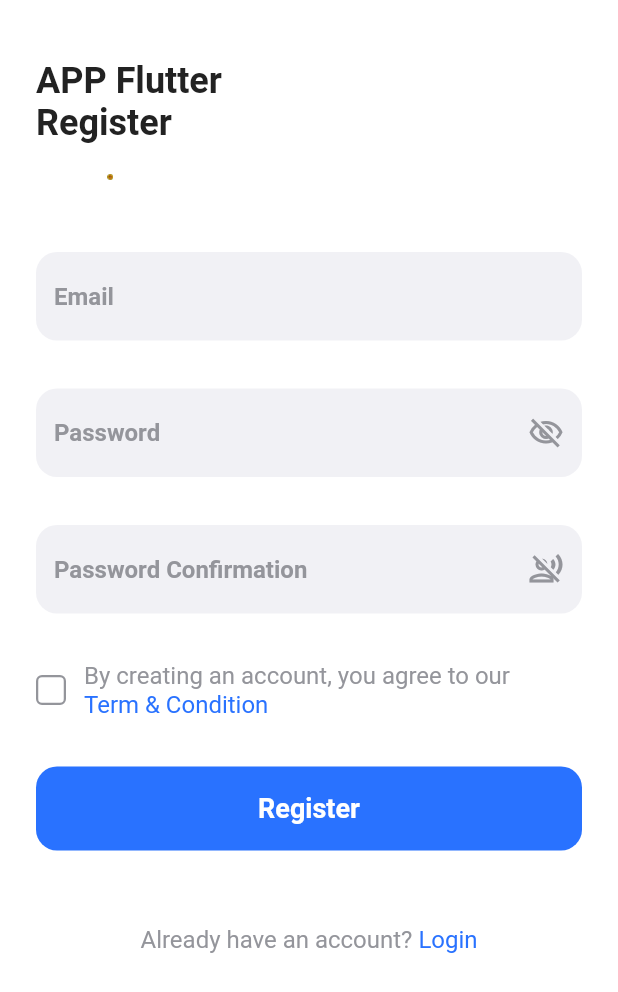
After one commit to syhrrmdhn31/kantin, a Flutter app: the screen it shows after launch, after a tap on "Register", on a phone screen of 412 x 824 dp. The commit adds this screen. Shown: the top 992 px of the screen. Run offline on Flutter 3.47's test engine with Material 2 defaults, Android fonts, the phone set to English and light mode, and no system bars.

Commit message:
first commit

```diff
--- a/lib/landing.dart
+++ b/lib/landing.dart
@@ -1,25 +1,17 @@
 import 'package:flutter/material.dart';
 
-class LandingPage extends StatefulWidget {
-  @override
-  _LandingPageState createState() => new _LandingPageState();
-}
-
-class _LandingPageState extends State<LandingPage> {
-  @override
-  void initState() {
-    super.initState();
-  }
+class HomePage extends StatelessWidget {
+  const HomePage({Key? key}) : super(key: key);
 
   @override
   Widget build(BuildContext context) {
-    return new Scaffold(
-        body: SafeArea(
-      child: new Container(
-          color: Colors.white,
-          child: Center(
-            child: Text('Home'),
-          )),
-    ));
+    return Scaffold(
+      appBar: AppBar(
+        title: Text('App Fluterku'),
+      ),
+      body: Center(
+        child: Text('Home Page'),
+      ),
+    );
   }
 }
--- a/lib/launcher.dart
+++ b/lib/launcher.dart
@@ -1,3 +1,4 @@
+import 'package:canteen/login_view.dart';
 import 'package:flutter/material.dart';
 import 'package:flutter/services.dart';
 import 'dart:async';
@@ -16,10 +17,10 @@ class _LauncherPageState extends State<LauncherPage> {
   }
 
   startLaunching() async {
-    var duration = const Duration(seconds: 5);
+    var duration = const Duration(seconds: 3);
     return new Timer(duration, () {
       Navigator.of(context).pushReplacement(new MaterialPageRoute(builder: (_) {
-        return new LandingPage();
+        return LoginPage();
       }));
     });
   }
@@ -53,8 +54,8 @@ class _LauncherPageState extends State<LauncherPage> {
             new Center(
               child: new Image.asset(
                 "assets/logo-kantin.png",
-                height: 70.0,
-                width: 70.0,
+                height: 200.0,
+                width: 200.0,
               ),
             ),
           ],
--- /dev/null
+++ b/lib/login_view.dart
@@ -0,0 +1,148 @@
+import 'package:flutter/cupertino.dart';
+import 'package:flutter/material.dart';
+import 'package:canteen/register_view.dart';
+import 'package:canteen/theme.dart';
+import 'package:canteen/widgets/custom_checkbox.dart';
+import 'package:canteen/widgets/primary_button.dart';
+
+class LoginPage extends StatefulWidget {
+  const LoginPage({Key? key}) : super(key: key);
+
+  @override
+  _LoginPageState createState() => _LoginPageState();
+}
+
+class _LoginPageState extends State<LoginPage> {
+  bool passwordVisible = false;
+  void togglePassword() {
+    setState(() {
+      passwordVisible = !passwordVisible;
+    });
+  }
+
+  @override
+  Widget build(BuildContext context) {
+    return Scaffold(
+      backgroundColor: Colors.white,
+      body: SafeArea(
+        child: Padding(
+          padding: EdgeInsets.fromLTRB(24, 40, 24, 0),
+          child: Column(
+            crossAxisAlignment: CrossAxisAlignment.start,
+            children: [
+              Column(
+                crossAxisAlignment: CrossAxisAlignment.start,
+                children: [
+                  Text(
+                    'APP Flutter\nLogin',
+                    style: heading2.copyWith(color: textBlack),
+                  ),
+                  SizedBox(
+                    height: 20,
+                  ),
+                  Image.asset(
+                    'assets/logo.png',
+                    width: 99,
+                    height: 4,
+                  )
+                ],
+              ),
+              SizedBox(
+                height: 48,
+              ),
+              Form(
+                  child: Column(
+                children: [
+                  Container(
+                    decoration: BoxDecoration(
+                        color: textWhiteGrey,
+                        borderRadius: BorderRadius.circular(14)),
+                    child: TextFormField(
+                      decoration: InputDecoration(
+                          hintText: 'Email',
+                          hintStyle: heading6.copyWith(color: textGrey),
+                          border:
+                              OutlineInputBorder(borderSide: BorderSide.none)),
+                    ),
+                  ),
+                  SizedBox(
+                    height: 32,
+                  ),
+                  Container(
+                    decoration: BoxDecoration(
+                        color: textWhiteGrey,
+                        borderRadius: BorderRadius.circular(14)),
+                    child: TextFormField(
+                      obscureText: !passwordVisible,
+                      decoration: InputDecoration(
+                          hintText: 'Password',
+                          hintStyle: heading6.copyWith(color: textGrey),
+                          suffixIcon: IconButton(
+                            color: textGrey,
+                            splashRadius: 1,
+                            icon: Icon(passwordVisible
+                                ? Icons.visibility_outlined
+                                : Icons.visibility_off_outlined),
+                            onPressed: togglePassword,
+                          ),
+                          border:
+                              OutlineInputBorder(borderSide: BorderSide.none)),
+                    ),
+                  )
+                ],
+              )),
+              SizedBox(
+                height: 32,
+              ),
+              Row(
+                mainAxisAlignment: MainAxisAlignment.start,
+                children: [
+                  CustomCheckbox(),
+                  SizedBox(
+                    width: 12,
+                  ),
+                  Text(
+                    'Remember me',
+                    style: regular16pt,
+                  )
+                ],
+              ),
+              SizedBox(
+                height: 32,
+              ),
+              CustomPrimaryButton(
+                buttonColor: primaryBlue,
+                textValue: 'Login',
+                textColor: Colors.white,
+              ),
+              SizedBox(
+                height: 24,
+              ),
+              Row(
+                mainAxisAlignment: MainAxisAlignment.center,
+                children: [
+                  Text(
+                    'Belum punya akun? ',
+                    style: regular16pt.copyWith(color: textGrey),
+                  ),
+                  GestureDetector(
+                    onTap: () {
+                      Navigator.push(
+                          context,
+                          MaterialPageRoute(
+                              builder: (context) => RegisterPage()));
+                    },
+                    child: Text(
+                      'Register',
+                      style: regular16pt.copyWith(color: primaryBlue),
+                    ),
+                  )
+                ],
+              )
+            ],
+          ),
+        ),
+      ),
+    );
+  }
+}
--- a/lib/main.dart
+++ b/lib/main.dart
@@ -1,5 +1,5 @@
+import 'package:flutter/material.dart';
 import 'package:canteen/launcher.dart';
-import 'package:flutter/material.dart';
 
 void main() {
   runApp(const MyApp());
@@ -11,11 +11,8 @@ class MyApp extends StatelessWidget {
   @override
   Widget build(BuildContext context) {
     return MaterialApp(
-      title: 'Flutter Demo',
       debugShowCheckedModeBanner: false,
-      theme: ThemeData(
-        primarySwatch: Colors.blue,
-      ),
+      title: 'App Fluterku',
       home: LauncherPage(),
     );
   }
--- /dev/null
+++ b/lib/register_view.dart
@@ -0,0 +1,180 @@
+import 'package:flutter/material.dart';
+import 'package:canteen/theme.dart';
+import 'package:canteen/widgets/custom_checkbox.dart';
+import 'package:canteen/widgets/primary_button.dart';
+
+class RegisterPage extends StatefulWidget {
+  const RegisterPage({Key? key}) : super(key: key);
+
+  @override
+  _RegisterPageState createState() => _RegisterPageState();
+}
+
+class _RegisterPageState extends State<RegisterPage> {
+  bool passwordVisible = false;
+  bool passwordConfirmVisible = false;
+  void togglePassword() {
+    setState(() {
+      passwordVisible = !passwordVisible;
+    });
+  }
+
+  @override
+  Widget build(BuildContext context) {
+    return Scaffold(
+      backgroundColor: Colors.white,
+      body: SafeArea(
+          child: Padding(
+        padding: EdgeInsets.fromLTRB(24, 40, 24, 0),
+        child: Column(
+          crossAxisAlignment: CrossAxisAlignment.start,
+          children: [
+            Column(
+              crossAxisAlignment: CrossAxisAlignment.start,
+              children: [
+                Text(
+                  'APP Flutter\nRegister',
+                  style: heading2.copyWith(color: textBlack),
+                ),
+                SizedBox(
+                  height: 20,
+                ),
+                Image.asset(
+                  'assets/logo.png',
+                  width: 99,
+                  height: 4,
+                )
+              ],
+            ),
+            SizedBox(
+              height: 48,
+            ),
+            Form(
+                child: Column(
+              children: [
+                Container(
+                  decoration: BoxDecoration(
+                      color: textWhiteGrey,
+                      borderRadius: BorderRadius.circular(14)),
+                  child: TextFormField(
+                    decoration: InputDecoration(
+                        hintText: 'Email',
+                        hintStyle: heading6.copyWith(color: textGrey),
+                        border:
+                            OutlineInputBorder(borderSide: BorderSide.none)),
+                  ),
+                ),
+                SizedBox(
+                  height: 32,
+                ),
+                Container(
+                  decoration: BoxDecoration(
+                      color: textWhiteGrey,
+                      borderRadius: BorderRadius.circular(14)),
+                  child: TextFormField(
+                    obscureText: !passwordVisible,
+                    decoration: InputDecoration(
+                        hintText: 'Password',
+                        hintStyle: heading6.copyWith(color: textGrey),
+                        suffixIcon: IconButton(
+                          color: textGrey,
+                          splashRadius: 1,
+                          icon: Icon(passwordVisible
+                              ? Icons.visibility_outlined
+                              : Icons.visibility_off_outlined),
+                          onPressed: togglePassword,
+                        ),
+                        border:
+                            OutlineInputBorder(borderSide: BorderSide.none)),
+                  ),
+                ),
+                SizedBox(
+                  height: 32,
+                ),
+                Container(
+                  decoration: BoxDecoration(
+                      color: textWhiteGrey,
+                      borderRadius: BorderRadius.circular(14)),
+                  child: TextFormField(
+                    obscureText: !passwordConfirmVisible,
+                    decoration: InputDecoration(
+                        hintText: 'Password Confirmation',
+                        hintStyle: heading6.copyWith(color: textGrey),
+                        suffixIcon: IconButton(
+                          color: textGrey,
+                          splashRadius: 1,
+                          icon: Icon(passwordConfirmVisible
+                              ? Icons.visibility_outlined
+                              : Icons.voice_over_off_outlined),
+                          onPressed: () {
+                            setState(() {
+                              passwordConfirmVisible = !passwordConfirmVisible;
+                            });
+                          },
+                        ),
+                        border:
+                            OutlineInputBorder(borderSide: BorderSide.none)),
+                  ),
+                )
+              ],
+            )),
+            SizedBox(
+              height: 32,
+            ),
+            Row(
+              mainAxisAlignment: MainAxisAlignment.start,
+              children: [
+                CustomCheckbox(),
+                SizedBox(
+                  width: 12,
+                ),
+                Column(
+                  crossAxisAlignment: CrossAxisAlignment.start,
+                  children: [
+                    Text(
+                      'By creating an account, you agree to our',
+                      style: regular16pt.copyWith(color: textGrey),
+                    ),
+                    Text(
+                      'Term & Condition',
+                      style: regular16pt.copyWith(color: primaryBlue),
+                    )
+                  ],
+                )
+              ],
+            ),
+            SizedBox(
+              height: 32,
+            ),
+            CustomPrimaryButton(
+              buttonColor: primaryBlue,
+              textValue: 'Register',
+              textColor: Colors.white,
+            ),
+            SizedBox(
+              height: 50,
+            ),
+            Row(
+              mainAxisAlignment: MainAxisAlignment.center,
+              children: [
+                Text(
+                  'Already have an account? ',
+                  style: regular16pt.copyWith(color: textGrey),
+                ),
+                GestureDetector(
+                  onTap: () {
+                    Navigator.pop(context);
+                  },
+                  child: Text(
+                    'Login',
+                    style: regular16pt.copyWith(color: primaryBlue),
+                  ),
+                )
+              ],
+            )
+          ],
+        ),
+      )),
+    );
+  }
+}
--- /dev/null
+++ b/lib/theme.dart
@@ -0,0 +1,27 @@
+import 'package:flutter/material.dart';
+
+Color primaryBlue = Color(0xff2972ff);
+Color colorLight = Color(0xfffbfbfb);
+Color textBlack = Color(0xff222222);
+Color textGrey = Color(0xff94959b);
+Color textWhiteGrey = Color(0xfff1f1f5);
+
+TextStyle heading2 = TextStyle(
+  fontSize: 24,
+  fontWeight: FontWeight.w700,
+);
+
+TextStyle heading5 = TextStyle(
+  fontSize: 18,
+  fontWeight: FontWeight.w600,
+);
+
+TextStyle heading6 = TextStyle(
+  fontSize: 16,
+  fontWeight: FontWeight.w600,
+);
+
+TextStyle regular16pt = TextStyle(
+  fontSize: 16,
+  fontWeight: FontWeight.w400,
+);
--- /dev/null
+++ b/lib/widgets/custom_checkbox.dart
@@ -0,0 +1,39 @@
+import 'package:flutter/material.dart';
+import 'package:canteen/theme.dart';
+
+class CustomCheckbox extends StatefulWidget {
+  const CustomCheckbox({Key? key}) : super(key: key);
+
+  @override
+  _CustomCheckboxState createState() => _CustomCheckboxState();
+}
+
+class _CustomCheckboxState extends State<CustomCheckbox> {
+  bool isChecked = false;
+
+  @override
+  Widget build(BuildContext context) {
+    return GestureDetector(
+      onTap: () {
+        setState(() {
+          isChecked = !isChecked;
+        });
+      },
+      child: Container(
+        decoration: BoxDecoration(
+            color: isChecked ? primaryBlue : Colors.transparent,
+            borderRadius: BorderRadius.circular(4),
+            border: isChecked ? null : Border.all(color: textGrey, width: 1.5)),
+        width: 20,
+        height: 20,
+        child: isChecked
+            ? Icon(
+                Icons.check,
+                size: 20,
+                color: Colors.white,
+              )
+            : null,
+      ),
+    );
+  }
+}
--- /dev/null
+++ b/lib/widgets/primary_button.dart
@@ -0,0 +1,39 @@
+import 'package:flutter/material.dart';
+import 'package:canteen/theme.dart';
+
+class CustomPrimaryButton extends StatelessWidget {
+  final Color buttonColor;
+  final String textValue;
+  final Color textColor;
+
+  const CustomPrimaryButton(
+      {this.buttonColor = Colors.black,
+      this.textValue = '',
+      this.textColor = Colors.black});
+
+  @override
+  Widget build(BuildContext context) {
+    return Material(
+      borderRadius: BorderRadius.circular(14),
+      elevation: 0,
+      child: Container(
+        height: 56,
+        decoration: BoxDecoration(
+            color: buttonColor, borderRadius: BorderRadius.circular(14)),
+        child: Material(
+          color: Colors.transparent,
+          child: InkWell(
+            onTap: () {},
+            borderRadius: BorderRadius.circular(14),
+            child: Center(
+              child: Text(
+                textValue,
+                style: heading5.copyWith(color: textColor),
+              ),
+            ),
+          ),
+        ),
+      ),
+    );
+  }
+}
```
Also changed, not shown: pubspec.yaml (+10 -0 lines), assets/logo.png (added).
